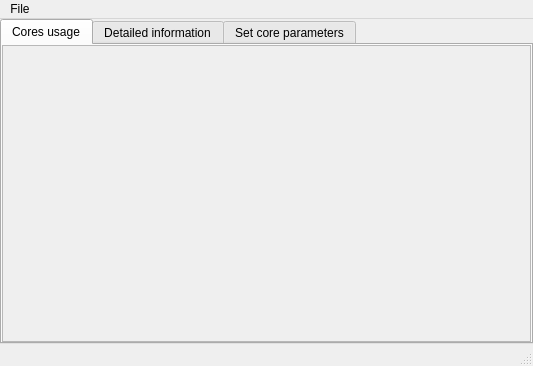
Qt form mainwindow.ui (Kepler-Br/LinuxCpuInstruments) before a commit.
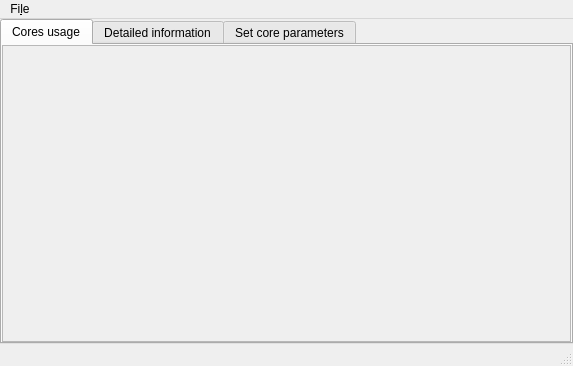
The same form after that commit. The open tabs and pages were chosen to show the change.

Commit message: Now window and messagebox creates at center of the screen.

Diff of the .ui file:
```diff
--- a/mainwindow.ui
+++ b/mainwindow.ui
@@ -6,7 +6,7 @@
    <rect>
     <x>0</x>
     <y>0</y>
-    <width>533</width>
+    <width>573</width>
     <height>366</height>
    </rect>
   </property>
@@ -83,8 +83,8 @@
             <rect>
              <x>0</x>
              <y>0</y>
-             <width>527</width>
-             <height>293</height>
+             <width>561</width>
+             <height>276</height>
             </rect>
            </property>
            <layout class="QFormLayout" name="formLayout"/>
@@ -404,13 +404,13 @@
     <rect>
      <x>0</x>
      <y>0</y>
-     <width>533</width>
-     <height>20</height>
+     <width>573</width>
+     <height>29</height>
     </rect>
    </property>
    <widget class="QMenu" name="menuFile">
     <property name="title">
-     <string>File</string>
+     <string>Fi&amp;le</string>
     </property>
     <addaction name="actionSave_configuration"/>
     <addaction name="actionSave_configuration_as"/>
```
Left out of the diff: 10 changed lines with no effect on the pictures. The commit also changes 2 other files.
